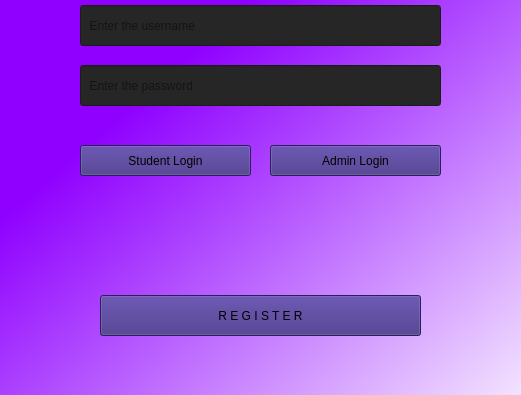
First picture: the form in ui_design/login.ui, repository mariamzhamakochyan/Lab-projects, before the edit; both pictures show x 90 to 611 and y 205 to 600 of the 700 by 600 pixel window.
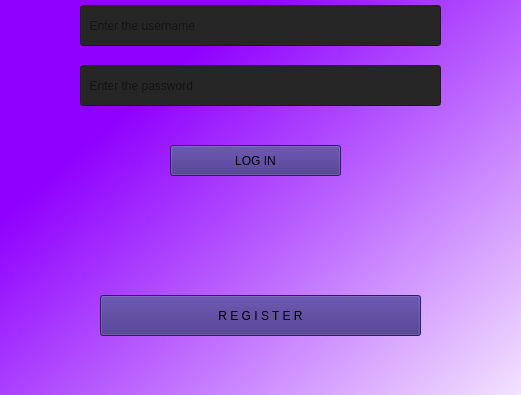
Second picture: the form after the edit.

Commit message: student database system

```diff
--- a/ui_design/login.ui
+++ b/ui_design/login.ui
@@ -35,26 +35,10 @@
     <string>R E G I S T E R</string>
    </property>
   </widget>
-  <widget class="QPushButton" name="pushButton_adminlogin">
-   <property name="geometry">
-    <rect>
-     <x>360</x>
-     <y>350</y>
-     <width>171</width>
-     <height>31</height>
-    </rect>
-   </property>
-   <property name="styleSheet">
-    <string notr="true">background-color: rgb(61, 41, 128);</string>
-   </property>
-   <property name="text">
-    <string>Admin Login</string>
-   </property>
-  </widget>
   <widget class="QPushButton" name="pushButton_stdlogin">
    <property name="geometry">
     <rect>
-     <x>170</x>
+     <x>260</x>
      <y>350</y>
      <width>171</width>
      <height>31</height>
@@ -64,7 +48,7 @@
     <string notr="true">background-color: rgb(61, 41, 128);</string>
    </property>
    <property name="text">
-    <string>Student Login</string>
+    <string>LOG IN</string>
    </property>
   </widget>
   <widget class="QLineEdit" name="username">
```
The commit also changes 8 other files.
